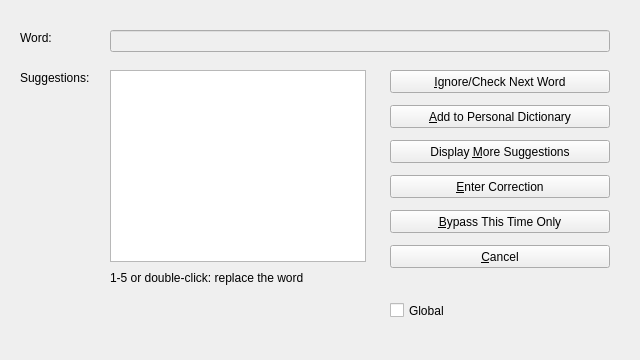
Old version of the form src/gui/dialogs/spellcheck.ui in the repository Egbert-Azure/WordTsar.
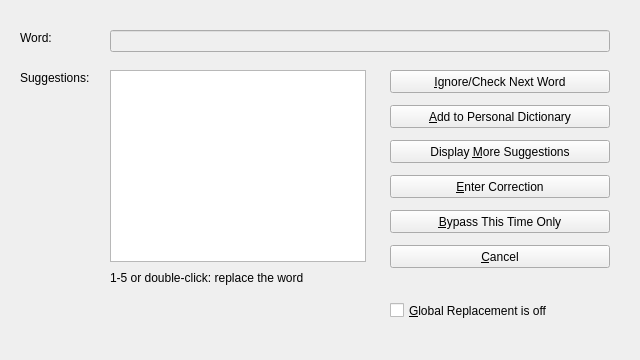
New version of the form. Icons and pictures are not drawn.

Commit message:
Make Global Replacement in the spelling check work (#90)
In the document check, G or the Global Replacement box turns Global
Replacement on or off; the label says which. While it is on, a correction
picked from the list or typed with Enter Correction is kept for the rest
of the check, and later occurrences of the same misspelled word are
replaced with it without asking. The check then continues after the
correction. The box is hidden in the word-at-cursor and type-a-word
checks. ws shows the setting as an option line and takes G the same way.
(#90)

Diff of the .ui file:
```diff
--- a/src/gui/dialogs/spellcheck.ui
+++ b/src/gui/dialogs/spellcheck.ui
@@ -211,7 +211,7 @@
     <enum>Qt::FocusPolicy::NoFocus</enum>
    </property>
    <property name="text">
-    <string>Global</string>
+    <string>&amp;Global Replacement is off</string>
    </property>
   </widget>
  </widget>
```
The commit also changes 5 other files.
